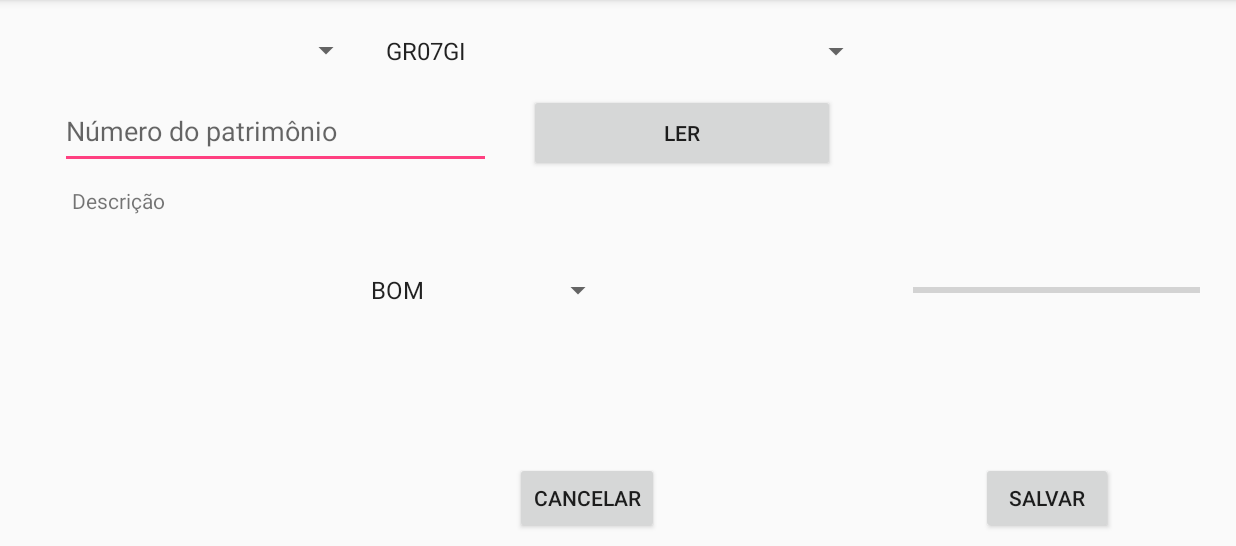
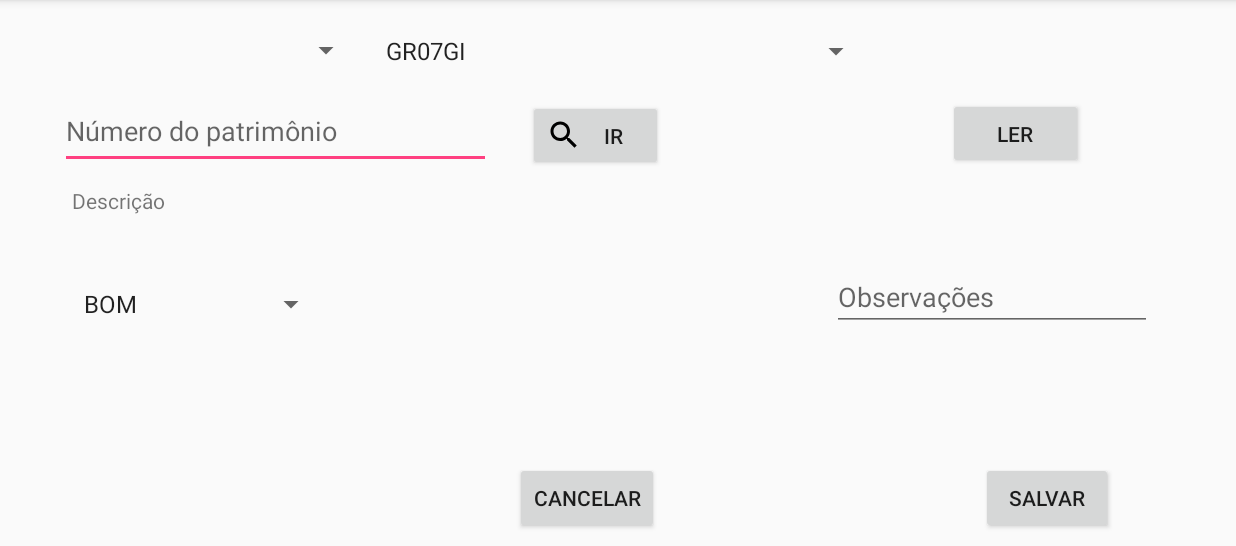
Before and after one commit to hebertmm/inventario, an Android app: the screen it shows after launch (MainActivity), on a phone screen of 824 x 412 dp (held sideways), the part 72-618 px from its top. Run offline under Robolectric (Android 15) with nearby library versions, the phone set to English and light mode, and no system bars; 2 statements that could not run were skipped.

Commit message:
Alteração de Interface de usuário

```diff
--- a/app/build.gradle
+++ b/app/build.gradle
@@ -10,6 +10,7 @@ android {
         versionCode 1
         versionName "1.0"
         testInstrumentationRunner "android.support.test.runner.AndroidJUnitRunner"
+        vectorDrawables.useSupportLibrary = true
     }
     buildTypes {
         release {
@@ -26,5 +27,7 @@ dependencies {
     })
     compile 'com.android.support:appcompat-v7:25.3.1'
     compile 'com.android.support.constraint:constraint-layout:1.0.2'
+    compile 'com.android.support:support-v4:25.3.1'
+    compile 'com.android.support:support-vector-drawable:25.3.1'
     testCompile 'junit:junit:4.12'
 }
--- a/app/src/main/java/com/example/hebert/inventario/FileOutputUtility.java
+++ b/app/src/main/java/com/example/hebert/inventario/FileOutputUtility.java
@@ -75,6 +75,7 @@ public class FileOutputUtility extends AsyncTask<Uri, Integer, Integer> {
                 else
                     bw.write(c.getString(6));
                 end.close();
+                bw.write(c.getString(7) + FileInputUtility.SEPARATOR);
                 bw.newLine();
                 i++;
             }
--- a/app/src/main/java/com/example/hebert/inventario/data/DatabaseContract.java
+++ b/app/src/main/java/com/example/hebert/inventario/data/DatabaseContract.java
@@ -33,6 +33,7 @@ public final class DatabaseContract {
         public static final String  COLUMN_NAME_STATUS = "status";
         public static final String  COLUMN_NAME_DATA_INVENTARIO = "data_inventario";
         public static final String COLUMN_NAME_LOCAL_INVENTARIO = "local_inventario";
+        public static final String COLUMN_NAME_OBSERVACAO = "observacao";
     }
     public static class SetorPatrim implements BaseColumns {
         public static final Uri CONTENT_URI = BASE_CONTENT_URI.buildUpon().appendPath(PATH_SETOR).build();
--- a/app/src/main/java/com/example/hebert/inventario/data/DatabaseOpenHelper.java
+++ b/app/src/main/java/com/example/hebert/inventario/data/DatabaseOpenHelper.java
@@ -12,7 +12,7 @@ import android.util.Log;
 public class DatabaseOpenHelper extends SQLiteOpenHelper {
 
     private static final String DATABASE_NAME = "patrim.db";
-    private static final int DATABASE_VERSION = 28;
+    private static final int DATABASE_VERSION = 32;
 
     private static final String TEXT_TYPE = " TEXT";
     private static final String COMMA_SEP = ",";
@@ -24,7 +24,8 @@ public class DatabaseOpenHelper extends SQLiteOpenHelper {
                     DatabaseContract.ItemPatrim.COLUMN_NAME_COD_ENDERECO + " INTEGER" + COMMA_SEP +
                     DatabaseContract.ItemPatrim.COLUMN_NAME_STATUS + TEXT_TYPE + COMMA_SEP +
                     DatabaseContract.ItemPatrim.COLUMN_NAME_DATA_INVENTARIO + TEXT_TYPE + COMMA_SEP +
-                    DatabaseContract.ItemPatrim.COLUMN_NAME_LOCAL_INVENTARIO + TEXT_TYPE +
+                    DatabaseContract.ItemPatrim.COLUMN_NAME_LOCAL_INVENTARIO + " INTEGER " + COMMA_SEP +
+                    DatabaseContract.ItemPatrim.COLUMN_NAME_OBSERVACAO + TEXT_TYPE +
                     " )";
     private static final String SQL_CREATE_SETOR =
             "CREATE TABLE " + DatabaseContract.SetorPatrim.TABLE_NAME + " (" +
--- a/app/src/main/java/com/example/hebert/inventario/data/InventarioProvider.java
+++ b/app/src/main/java/com/example/hebert/inventario/data/InventarioProvider.java
@@ -9,6 +9,7 @@ import android.database.sqlite.SQLiteDatabase;
 import android.net.Uri;
 import android.support.annotation.NonNull;
 import android.support.annotation.Nullable;
+import android.util.Log;
 
 /**
  * Created by hebert on 22/08/2017.
@@ -146,6 +147,7 @@ public class InventarioProvider extends ContentProvider {
         switch (match) {
             case ITEM: {
                 long _id = db.insert(DatabaseContract.ItemPatrim.TABLE_NAME, null, values);
+                Log.i("Values", values.toString());
                 if ( _id > 0 )
                     returnUri = ContentUris.withAppendedId(DatabaseContract.ItemPatrim.CONTENT_URI, _id);
                 else
--- a/app/src/main/java/com/example/hebert/inventario/data/ItemDAOSqlite.java
+++ b/app/src/main/java/com/example/hebert/inventario/data/ItemDAOSqlite.java
@@ -46,7 +46,7 @@ public class ItemDAOSqlite implements ItemDAO {
     public void delete(Item i) {
         String[] str = new String[1];
         str[0] = String.valueOf(i.get_ID());
-        if(i.get_ID() != null){
+        if(i.get_ID() != 0){
             db.delete(DatabaseContract.ItemPatrim.TABLE_NAME,DatabaseContract.ItemPatrim._ID + " = ?",str);
         }
 
@@ -76,7 +76,7 @@ public class ItemDAOSqlite implements ItemDAO {
                                 c.getInt(c.getColumnIndex(DatabaseContract.ItemPatrim.COLUMN_NAME_COD_ENDERECO)),
                                 c.getString(c.getColumnIndex(DatabaseContract.ItemPatrim.COLUMN_NAME_STATUS)),
                                 c.getString(c.getColumnIndex(DatabaseContract.ItemPatrim.COLUMN_NAME_DATA_INVENTARIO)),
-                                Boolean.valueOf(c.getString(c.getColumnIndex(DatabaseContract.ItemPatrim.COLUMN_NAME_LOCAL_INVENTARIO))));
+                                Integer.valueOf(c.getString(c.getColumnIndex(DatabaseContract.ItemPatrim.COLUMN_NAME_LOCAL_INVENTARIO))));
         Log.e("id=: ",String.valueOf(i.getCod_endereco()));
         c.close();
         return i;
@@ -94,7 +94,7 @@ public class ItemDAOSqlite implements ItemDAO {
         cv.put(DatabaseContract.ItemPatrim.COLUMN_NAME_COD_ENDERECO,i.getCod_endereco());
         cv.put(DatabaseContract.ItemPatrim.COLUMN_NAME_STATUS,i.getStatus());
         cv.put(DatabaseContract.ItemPatrim.COLUMN_NAME_DATA_INVENTARIO, String.valueOf(i.getData_inventario()));
-        cv.put(DatabaseContract.ItemPatrim.COLUMN_NAME_LOCAL_INVENTARIO,i.isAlteracao_local());
+        //cv.put(DatabaseContract.ItemPatrim.COLUMN_NAME_LOCAL_INVENTARIO,i.isAlteracao_local());
         return cv;
     }
 
--- a/app/src/main/res/layout-land/activity_main.xml
+++ b/app/src/main/res/layout-land/activity_main.xml
@@ -13,7 +13,7 @@
         android:id="@+id/scan_content"
         android:layout_width="287dp"
         android:layout_height="50dp"
-        android:layout_marginLeft="48dp"
+        android:layout_marginLeft="24dp"
         android:layout_marginStart="24dp"
         android:layout_marginTop="11dp"
         android:ems="10"
@@ -24,8 +24,8 @@
 
     <Button
         android:id="@+id/scan_button"
-        android:layout_width="204dp"
-        android:layout_height="52dp"
+        android:layout_width="90dp"
+        android:layout_height="47dp"
         android:layout_marginEnd="8dp"
         android:layout_marginLeft="8dp"
         android:layout_marginRight="8dp"
@@ -33,7 +33,25 @@
         android:layout_marginTop="8dp"
         android:text="@string/button_send"
         app:layout_constraintBottom_toBottomOf="@+id/scan_content"
-        app:layout_constraintHorizontal_bias="0.066"
+        app:layout_constraintHorizontal_bias="0.792"
+        app:layout_constraintLeft_toRightOf="@+id/scan_content"
+        app:layout_constraintRight_toRightOf="parent"
+        app:layout_constraintTop_toTopOf="@+id/scan_content"
+        app:layout_constraintVertical_bias="1.0" />
+
+    <Button
+        android:id="@+id/find_button"
+        android:layout_width="90dp"
+        android:layout_height="47dp"
+        android:layout_marginEnd="8dp"
+        android:layout_marginLeft="8dp"
+        android:layout_marginRight="8dp"
+        android:layout_marginStart="8dp"
+        android:layout_marginTop="8dp"
+        android:text="Ir"
+        android:drawableLeft="@drawable/ic_search_black_24dp"
+        app:layout_constraintBottom_toBottomOf="@+id/scan_content"
+        app:layout_constraintHorizontal_bias="0.044"
         app:layout_constraintLeft_toRightOf="@+id/scan_content"
         app:layout_constraintRight_toRightOf="parent"
         app:layout_constraintTop_toTopOf="@+id/scan_content"
@@ -43,7 +61,7 @@
         android:id="@+id/scan_format"
         android:layout_width="521dp"
         android:layout_height="43dp"
-        android:layout_marginLeft="-4dp"
+        android:layout_marginLeft="8dp"
         android:layout_marginStart="8dp"
         android:layout_marginTop="11dp"
         android:text="Descrição"
@@ -78,12 +96,13 @@
         android:id="@+id/spnEstado"
         android:layout_width="170dp"
         android:layout_height="32dp"
-        android:layout_marginLeft="0dp"
         app:layout_constraintLeft_toLeftOf="@+id/scan_format"
-        android:layout_marginTop="10dp"
+        android:layout_marginTop="19dp"
         app:layout_constraintTop_toBottomOf="@+id/scan_format"
-        app:layout_constraintRight_toLeftOf="@+id/progressBar"
-        android:layout_marginRight="8dp" />
+        app:layout_constraintRight_toLeftOf="@+id/txtObservacao"
+        android:layout_marginRight="8dp"
+        app:layout_constraintHorizontal_bias="0.0"
+        android:layout_marginEnd="8dp" />
 
     <Button
         android:id="@+id/btnSalvar"
@@ -96,29 +115,34 @@
         app:layout_constraintBottom_toBottomOf="parent"
         app:layout_constraintLeft_toRightOf="@+id/btnCancelar"
         app:layout_constraintRight_toRightOf="parent"
-        app:layout_constraintHorizontal_bias="0.78" />
+        app:layout_constraintHorizontal_bias="0.78"
+        android:layout_marginStart="8dp"
+        android:layout_marginEnd="8dp" />
 
     <Button
         android:id="@+id/btnCancelar"
         android:layout_width="wrap_content"
         android:layout_height="wrap_content"
         android:text="Cancelar"
-        android:layout_marginTop="0dp"
         app:layout_constraintTop_toTopOf="@+id/btnSalvar"
         app:layout_constraintBottom_toBottomOf="@+id/btnSalvar"
         android:layout_marginBottom="8dp"
         app:layout_constraintVertical_bias="0.0"
         android:layout_marginLeft="327dp"
-        app:layout_constraintLeft_toLeftOf="parent" />
+        app:layout_constraintLeft_toLeftOf="parent"
+        android:layout_marginStart="327dp" />
 
-    <ProgressBar
-        android:id="@+id/progressBar"
-        style="?android:attr/progressBarStyleHorizontal"
-        android:layout_width="191dp"
-        android:layout_height="36dp"
-        android:layout_marginRight="8dp"
+    <EditText
+        android:id="@+id/txtObservacao"
+        android:layout_width="wrap_content"
+        android:layout_height="0dp"
+        android:layout_marginEnd="40dp"
+        android:layout_marginRight="40dp"
+        android:layout_marginTop="8dp"
+        android:ems="10"
+        android:hint="@string/hint_observacoes"
+        android:inputType="textPersonName"
         app:layout_constraintRight_toRightOf="parent"
-        android:layout_marginTop="8dp"
         app:layout_constraintTop_toBottomOf="@+id/scan_format" />
 
 </android.support.constraint.ConstraintLayout>
```
Also changed, not shown: app/src/main/AndroidManifest.xml (+9 -3 lines), app/src/main/java/com/example/hebert/inventario/activity/ListViewActivity.java (added, +71 -0 lines), app/src/main/java/com/example/hebert/inventario/activity/MainActivity.java (+102 -38 lines), app/src/main/java/com/example/hebert/inventario/domain/Item.java (+54 -14 lines), app/src/main/res/drawable/ic_info_black_24dp.xml (added, +9 -0 lines), app/src/main/res/drawable/ic_notifications_black_24dp.xml (added, +9 -0 lines), app/src/main/res/drawable/ic_sync_black_24dp.xml (added, +9 -0 lines), app/src/main/res/values/strings.xml (+78 -4 lines).
